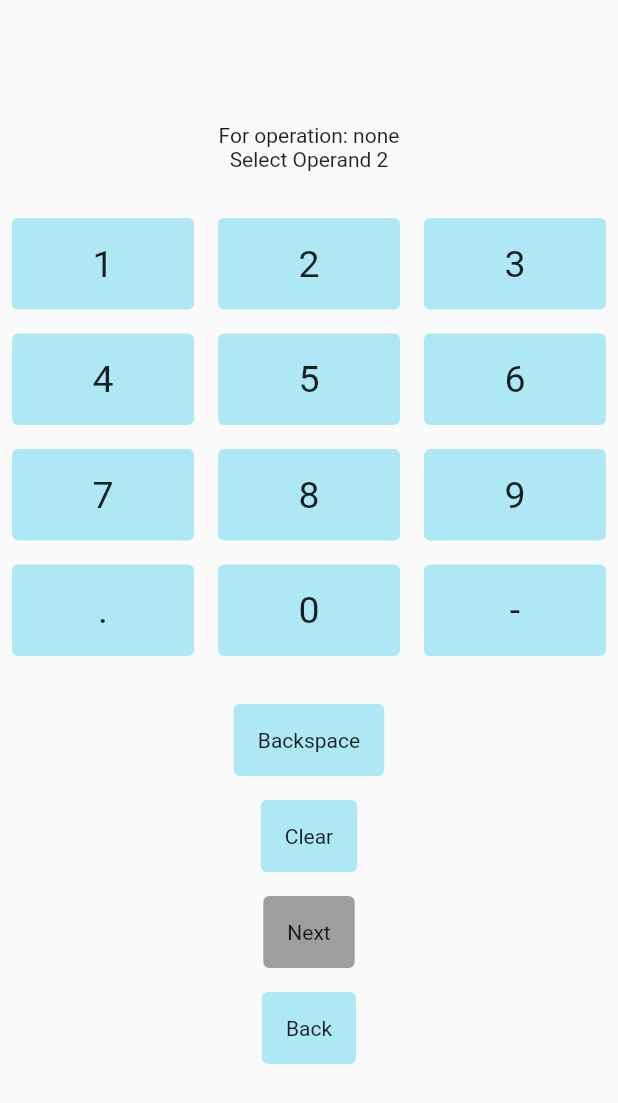
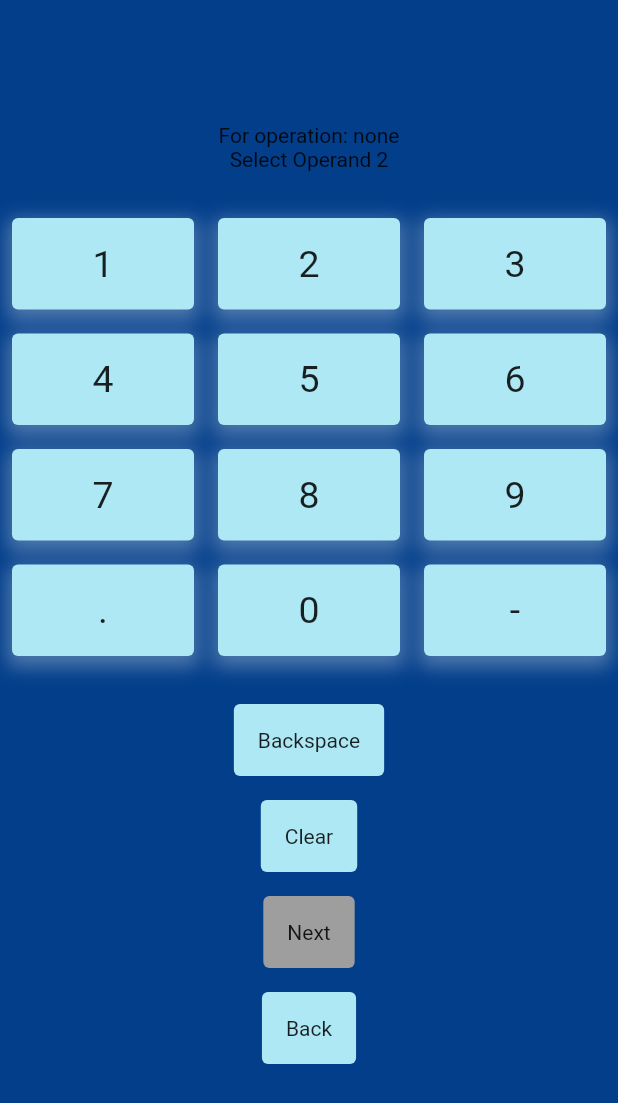
Before and after one commit to jb-is-batman/calculator, a Flutter app: the SelectOperandScreenView screen opened directly, on a phone screen of 412 x 824 dp. Shown: the top 1103 px of the screen. Run offline on Flutter 3.47's test engine with Material 2 defaults, Android fonts, the phone set to English and light mode, and no system bars; our stand-ins replace get, get_it, logger, stacked.

Commit message:
Update UI

```diff
--- a/lib/ui/screens/selectoperandscreen/selectoperandscreen_view.dart
+++ b/lib/ui/screens/selectoperandscreen/selectoperandscreen_view.dart
@@ -19,6 +19,7 @@ class _SelectOperandScreenViewState extends State<SelectOperandScreenView> {
     return ViewModelBuilder<SelectOperandScreenViewModel>.reactive(
       builder: (BuildContext context, SelectOperandScreenViewModel model, Widget? child) {
         return Scaffold(
+          backgroundColor: Color.fromRGBO(2, 62, 138, 1),
           body: Column(
             children: [
               Container(height: Get.height*0.1,),
--- a/lib/ui/widgets/buttons/calculatorkeybutton/calculatorkeybutton_view.dart
+++ b/lib/ui/widgets/buttons/calculatorkeybutton/calculatorkeybutton_view.dart
@@ -28,7 +28,15 @@ class CalculatorKeyButtonView extends StatelessWidget {
             child: Text("${digit ?? nonDigitOperation!.symbol}", style: const TextStyle(fontSize: 25),),
             decoration: const BoxDecoration(
               color: kaDefaultButtonColor,
-              borderRadius: kaDefaultBorderRadius
+              borderRadius: kaDefaultBorderRadius,
+              boxShadow: [
+                BoxShadow(
+                  spreadRadius: 3,
+                  color: Colors.white30,
+                  offset: Offset(0, 4),
+                  blurRadius: 10
+                )
+              ]
             ),
             margin: const EdgeInsets.all(kaDefaultMargin),
             padding: const EdgeInsets.all(kaDefaulPadding)
```
